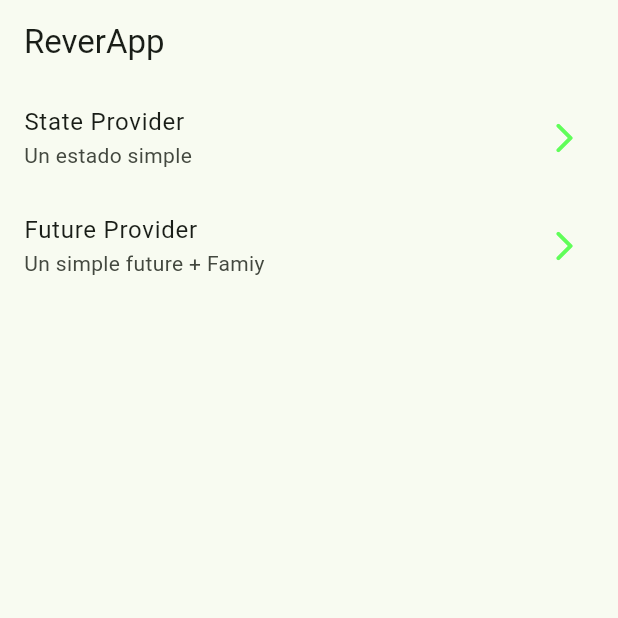
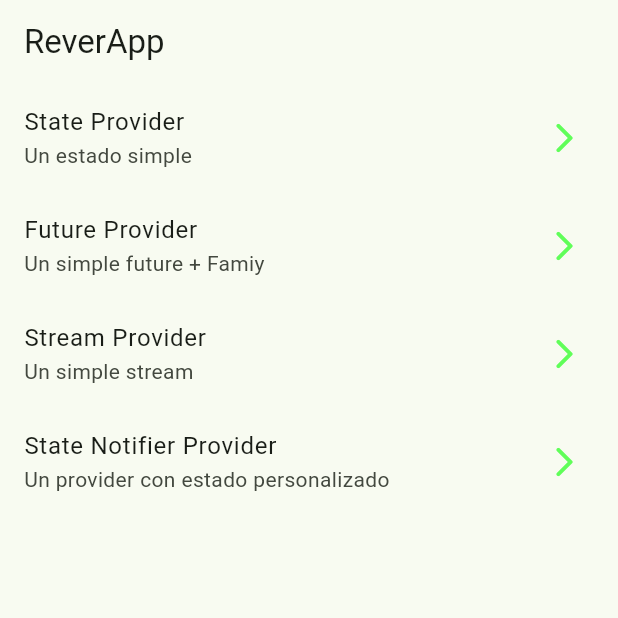
Before and after one commit to Willyrr-55/Riverpod-Provider, a Flutter app: the screen it shows after launch, on a phone screen of 412 x 824 dp, the top half of it. Run offline on Flutter 3.47's test engine with Material 2 defaults, Android fonts, the phone set to English and light mode, and no system bars; our stand-ins replace dio, flutter_riverpod, go_router, google_fonts; missing offline and left inert: random_name_generator.

Commit message:
Prodivder trabajados: State Provider, Future Provider, Stream Providers, State Notifier Provider

```diff
--- a/lib/config/helpers/pokemon_services.dart
+++ b/lib/config/helpers/pokemon_services.dart
@@ -3,7 +3,7 @@
 import 'package:dio/dio.dart';
 
 class PokemonServices{
-  static Future<String> pokemonName(int pokemonId) async{
+  static Future<String> getpokemonName(int pokemonId) async{
     final dio = Dio();
 
     await Future.delayed(const Duration(seconds: 2));
@@ -12,7 +12,7 @@ class PokemonServices{
       final response = await dio.get('https://pokeapi.co/api/v2/pokemon/$pokemonId');
       return response.data['name'] ?? 'Name not found';
     }catch(e){
-      throw 'Name not found';
+      throw Exception('Name not found');
     }
 
   }
--- a/lib/config/helpers/random_generator.dart
+++ b/lib/config/helpers/random_generator.dart
@@ -1,4 +1,3 @@
-
 
 import 'package:random_name_generator/random_name_generator.dart';
 
@@ -9,4 +8,14 @@ class RandomGenerator{
     return randomNames.fullName();
   }
 
+  static Stream<String> randomNamesString(){
+    return Stream.periodic(
+      const Duration(seconds: 2),
+      (i){
+        print('Stream new value');
+        return getRandomNames();
+      }
+    );
+  }
+
 }
--- a/lib/config/router/app_router.dart
+++ b/lib/config/router/app_router.dart
@@ -17,5 +17,13 @@ final appRouter = GoRouter(
       path: '/future-provider',
       builder:(context, state) =>  const PokemonScreen(),
     ),
+    GoRoute(
+      path: '/stream-provider',
+      builder:(context, state) =>  const StreamScreen(),
+    ),
+    GoRoute(
+      path: '/state-notifier-provider',
+      builder:(context, state) =>  const TodosScreen(),
+    ),
   ]
 );
--- /dev/null
+++ b/lib/domain/domain.dart
@@ -0,0 +1,3 @@
+
+
+export './entities/todo.dart';
--- a/lib/presentation/providers/providers.dart
+++ b/lib/presentation/providers/providers.dart
@@ -1,4 +1,6 @@
 
 
+export 'pokemon_provider.dart';
 export 'random_name_provider.dart';
-export 'pokemon_provider.dart';
+export 'random_names_provider.dart';
+export 'todos_provider.dart';
--- a/lib/presentation/screens/home_screen.dart
+++ b/lib/presentation/screens/home_screen.dart
@@ -34,6 +34,18 @@ class _HomeScreenView extends StatelessWidget {
           subTitle: 'Un simple future + Famiy',
           location: '/future-provider',
         ),
+
+        _CustomListTile(
+          title: 'Stream Provider',
+          subTitle: 'Un simple stream',
+          location: '/stream-provider',
+        ),
+
+        _CustomListTile(
+          title: 'State Notifier Provider',
+          subTitle: 'Un provider con estado personalizado',
+          location: '/state-notifier-provider',
+        ),
       ],
     );
   }
--- a/lib/presentation/screens/sreens.dart
+++ b/lib/presentation/screens/sreens.dart
@@ -1,6 +1,10 @@
+
+
 
 
 
 export 'package:river_app/presentation/screens/01-state-provider/state_provider_screen.dart';
-export 'package:river_app/presentation/screens/02-future-provider.dart';
+export 'package:river_app/presentation/screens/02-future-provider/pokemon_screen.dart';
+export 'package:river_app/presentation/screens/03-stream-provider/stream_provider_screen.dart';
+export 'package:river_app/presentation/screens/04-state-notifier-provider/todos_screen.dart';
 export 'package:river_app/presentation/screens/home_screen.dart';
--- a/pubspec.yaml
+++ b/pubspec.yaml
@@ -14,6 +14,7 @@ dependencies:
   go_router: ^8.0.2
   google_fonts: ^5.0.0
   random_name_generator: ^1.1.0
+  uuid: ^3.0.7
 
 dev_dependencies:
   flutter_lints: ^2.0.0
```
Also changed, not shown: lib/domain/entities/todo.dart (added, +28 -0 lines), lib/presentation/providers/pokemon_provider.dart (+19 -2 lines), lib/presentation/providers/random_names_provider.dart (added, +32 -0 lines), lib/presentation/providers/todos_provider.dart (added, +44 -0 lines), lib/presentation/screens/02-future-provider.dart (deleted, +0 -17 lines), lib/presentation/screens/02-future-provider/pokemon_screen.dart (added, +49 -0 lines), lib/presentation/screens/03-stream-provider/stream_provider_screen.dart (added, +34 -0 lines), lib/presentation/screens/04-state-notifier-provider/todos_screen.dart (added, +53 -0 lines), pubspec.lock.
